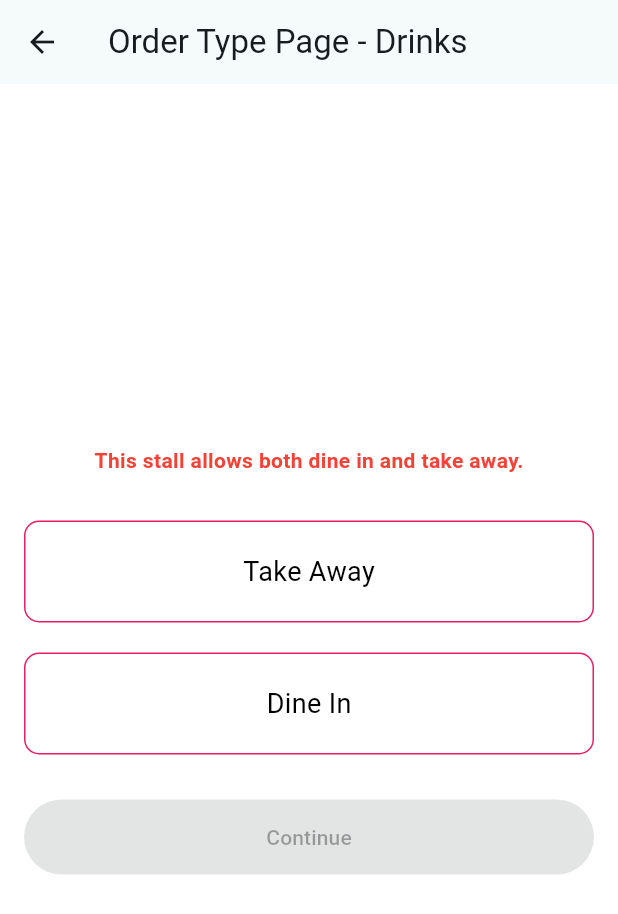
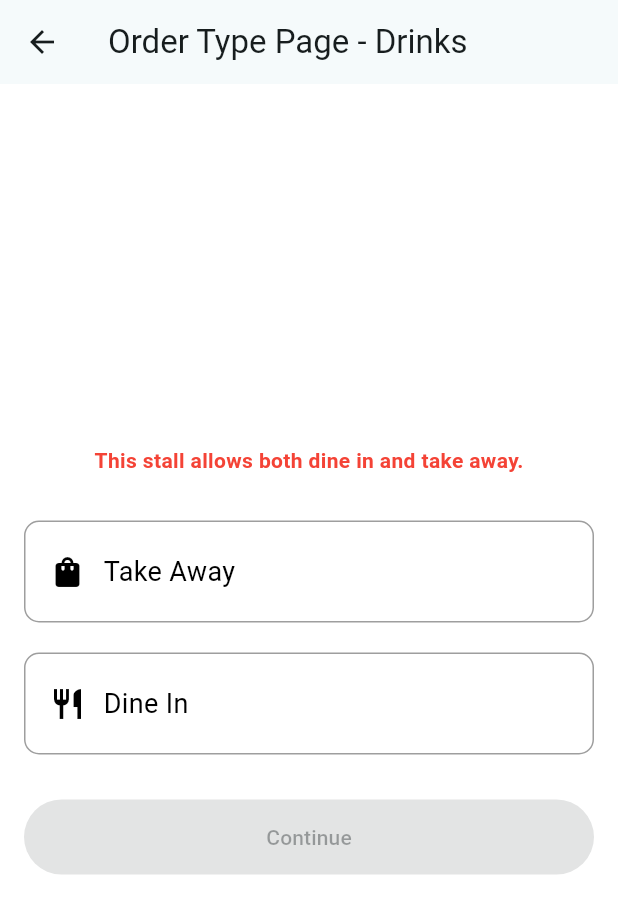
Before and after one commit to yongying37/redeem_order_app, a Flutter app: the OrderTypesPage screen opened directly, on a phone screen of 412 x 824 dp. Shown: the top 914 px of the screen. Run offline on Flutter 3.47's test engine with Material 3 defaults, Android fonts, the phone set to English and light mode, and no system bars.

```diff
--- a/lib/main.dart
+++ b/lib/main.dart
@@ -1,5 +1,5 @@
 import 'package:flutter/material.dart';
-import 'package:redeem_order_app/views/login/login_page.dart';
+import 'package:redeem_order_app/views/home/home_page.dart';
 import 'package:redeem_order_app/views/menu/menu_drinks.dart';
 
 void main() {
@@ -42,7 +42,7 @@ class MyApp extends StatelessWidget {
           supportsTakeaway: true,
         ),
       },
-      home: const LoginPage(),
+      home: const HomePage(),
     );
   }
 }
--- a/lib/views/ordertype_stalls/ordertype_layout.dart
+++ b/lib/views/ordertype_stalls/ordertype_layout.dart
@@ -22,6 +22,13 @@ class _OrderTypesLayoutState extends State<OrderTypesLayout> {
   String? selectedOption;
   // May add date time for users to select but for
   // now the collection time would be 'Now'
+  Color normalBg = Colors.white;
+  Color normalBorder = Colors.grey;
+  Color normalText = Colors.black;
+
+  Color selectedBg = Color(0xFF0072B2);
+  Color selectedBorder = Color(0xFFD55E00);
+  Color selectedText = Colors.white;
 
   void _handleOptionSelected(String option) {
     setState(() {
@@ -37,26 +44,54 @@ class _OrderTypesLayoutState extends State<OrderTypesLayout> {
 
   Widget _buildOption(String label) {
     final bool isSelected = selectedOption == label;
+
+    IconData iconData;
+    if (label == "Take Away") {
+      iconData = Icons.shopping_bag;
+    }
+    else if (label == "Dine In") {
+      iconData = Icons.restaurant;
+    }
+    else {
+      iconData = Icons.help_outline;
+    }
+
     return GestureDetector(
       onTap: () => _handleOptionSelected(label),
       child: Container(
         width: double.infinity,
-        padding: const EdgeInsets.symmetric(vertical: 20),
+        padding: const EdgeInsets.symmetric(vertical: 20, horizontal: 16),
         margin: const EdgeInsets.symmetric(vertical: 10),
         decoration: BoxDecoration(
-          color: isSelected ? Colors.pink[50] : Colors.white,
-          border: Border.all(color: isSelected ? Colors.black : Colors.pink),
+          color: isSelected ? selectedBg : normalBg,
+          border: Border.all(
+            color: isSelected ? selectedBorder : normalBorder,
+            width: isSelected ? 2.5 : 1.0,
+          ),
           borderRadius: BorderRadius.circular(10),
         ),
-        child: Center(
+        child: Row(
+          children: [
+            Icon(
+              iconData,
+              color: isSelected ? selectedText : normalText,
+            ),
+            const SizedBox(width: 12),
+            Expanded(
               child: Text(
                 label,
                 style: TextStyle(
-              color: isSelected ? Colors.pinkAccent : Colors.black,
+                  color: isSelected ? selectedText : normalText,
                   fontSize: 18,
                   fontWeight: isSelected ? FontWeight.bold : FontWeight.normal,
                 ),
               ),
+            ),
+            if (isSelected) ...[
+              const SizedBox(width: 8),
+              Icon(Icons.check_circle, color: selectedText),
+            ],
+          ],
         ),
       ),
     );
```
Lines whose indentation alone changed are shown as unchanged.
